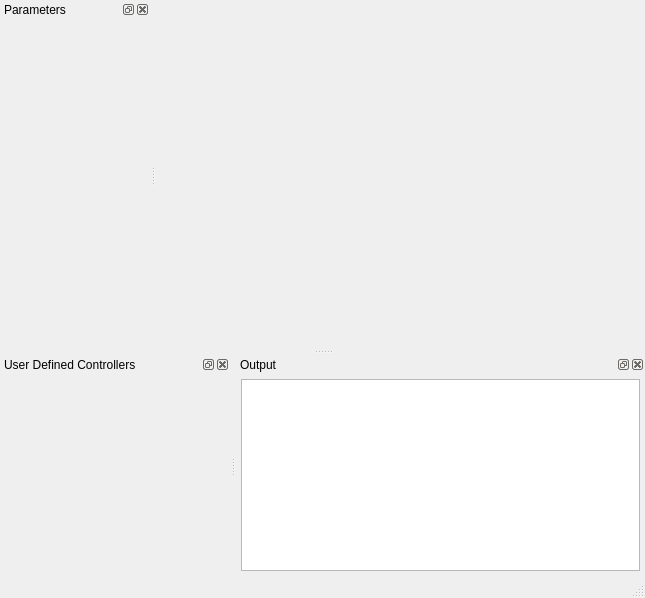
metrasynth/solar-sails, file sails/ui/mmck/mainwindow.ui: the form before one commit.
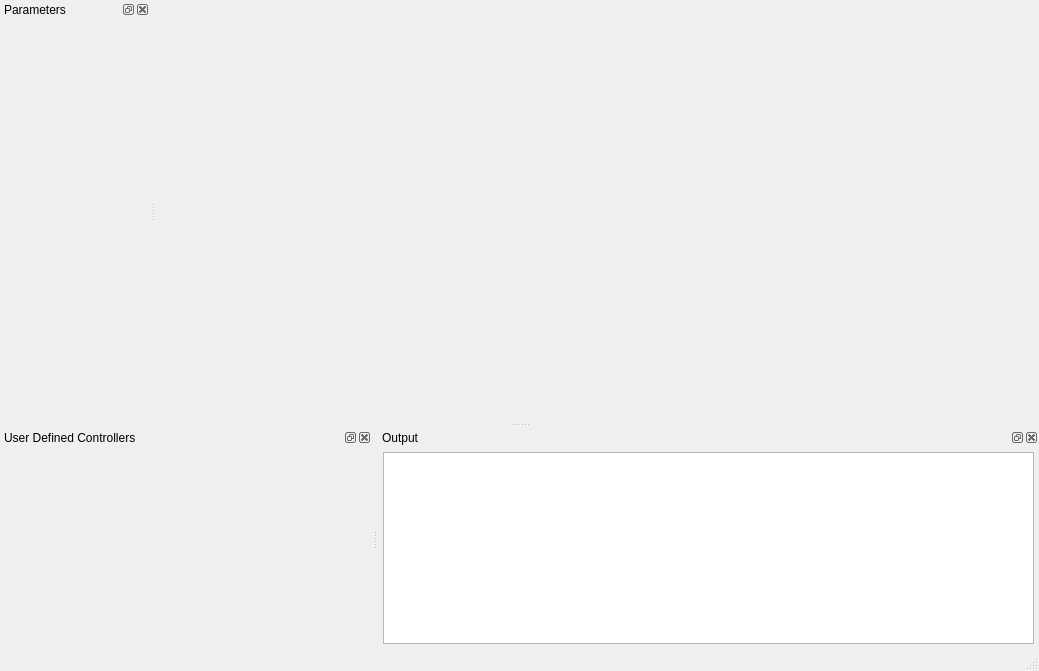
The form after the commit.

Commit message: Add Export to WAV action

Diff of the .ui file:
```diff
--- a/sails/ui/mmck/mainwindow.ui
+++ b/sails/ui/mmck/mainwindow.ui
@@ -6,8 +6,8 @@
    <rect>
     <x>0</x>
     <y>0</y>
-    <width>645</width>
-    <height>598</height>
+    <width>1039</width>
+    <height>671</height>
    </rect>
   </property>
   <property name="windowTitle">
@@ -49,8 +49,8 @@
         <rect>
          <x>0</x>
          <y>0</y>
-         <width>494</width>
-         <height>330</height>
+         <width>888</width>
+         <height>403</height>
         </rect>
        </property>
        <layout class="QVBoxLayout" name="verticalLayout_5">
@@ -139,7 +139,7 @@
           <x>0</x>
           <y>0</y>
           <width>150</width>
-          <height>308</height>
+          <height>381</height>
          </rect>
         </property>
         <layout class="QVBoxLayout" name="verticalLayout_6">
@@ -208,7 +208,7 @@
          <rect>
           <x>0</x>
           <y>0</y>
-          <width>456</width>
+          <width>373</width>
           <height>202</height>
          </rect>
         </property>
```
Left out of the diff: 35 changed lines with no effect on the pictures. The commit also changes 2 other files.
